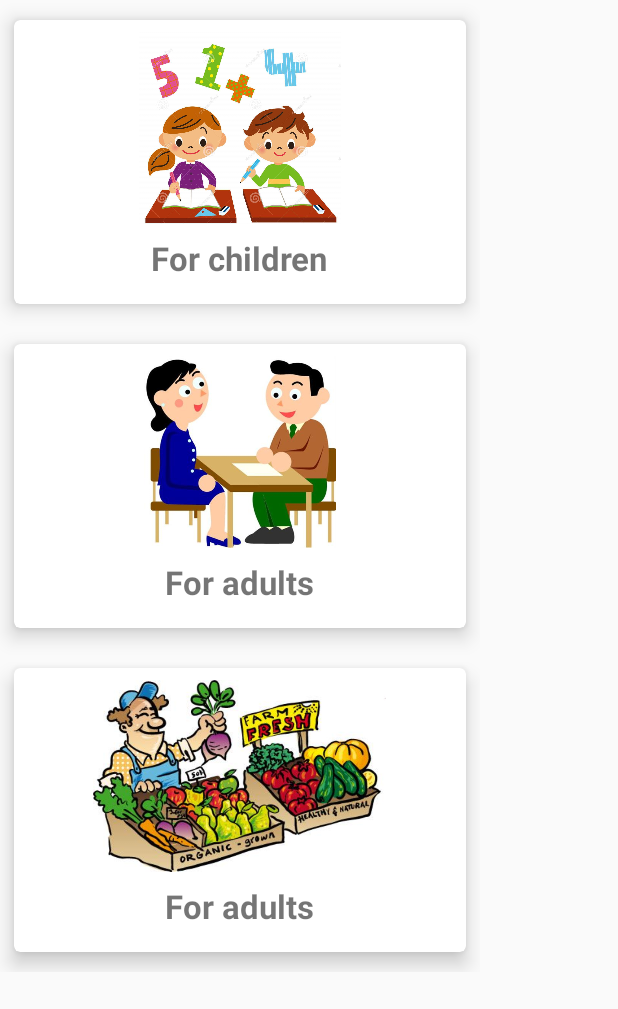
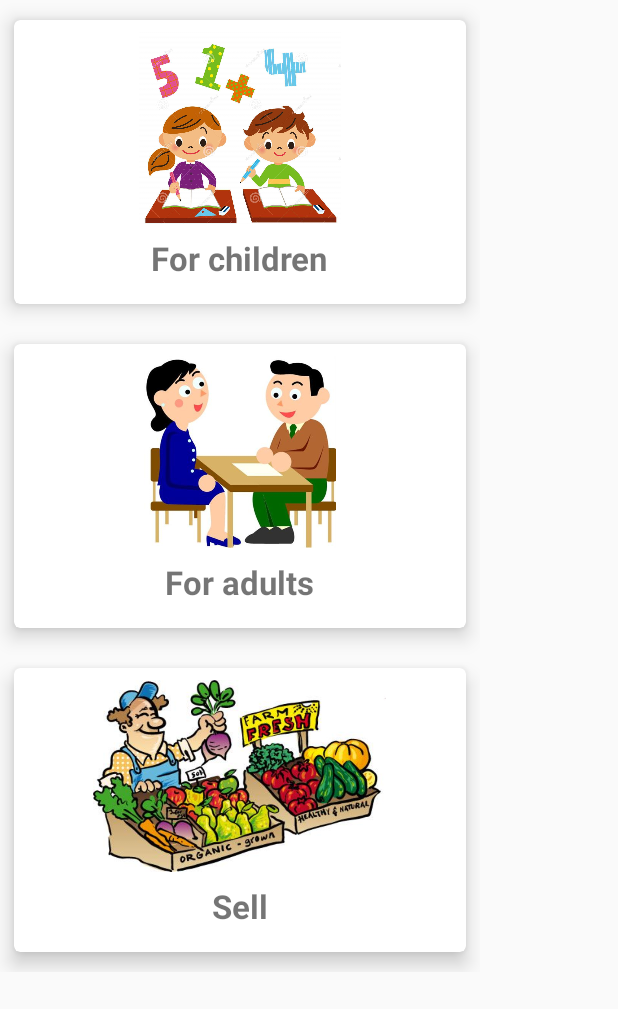
Before and after one commit to devRohanGarg/eSaathi, an Android app: the layout activity_age_group.xml on its own in the app's theme, with its tools: preview values and no code run, on a phone screen of 412 x 824 dp. Shown: the top 1009 px of the screen. Run offline under Robolectric (Android 15) with nearby library versions, the phone set to English and light mode, and no system bars.

Commit message:
feat: Add missing strings

```diff
--- a/app/src/main/res/layout/activity_age_group.xml
+++ b/app/src/main/res/layout/activity_age_group.xml
@@ -104,7 +104,7 @@
                     android:layout_height="wrap_content"
                     android:layout_gravity="center"
                     android:padding="8dp"
-                    android:text="@string/adult"
+                    android:text="@string/sell"
                     android:textSize="@dimen/detail_body_text_size"
                     android:textStyle="bold" />
 
--- a/app/src/main/res/values/strings.xml
+++ b/app/src/main/res/values/strings.xml
@@ -19,5 +19,6 @@
     <string name="pottery">Pottery</string>
     <string name="pickle">Pickle</string>
     <string name="tayloring">Tayloring</string>
+    <string name="sell">Sell</string>
 
 </resources>
```
Also changed, not shown: 1 other file.
